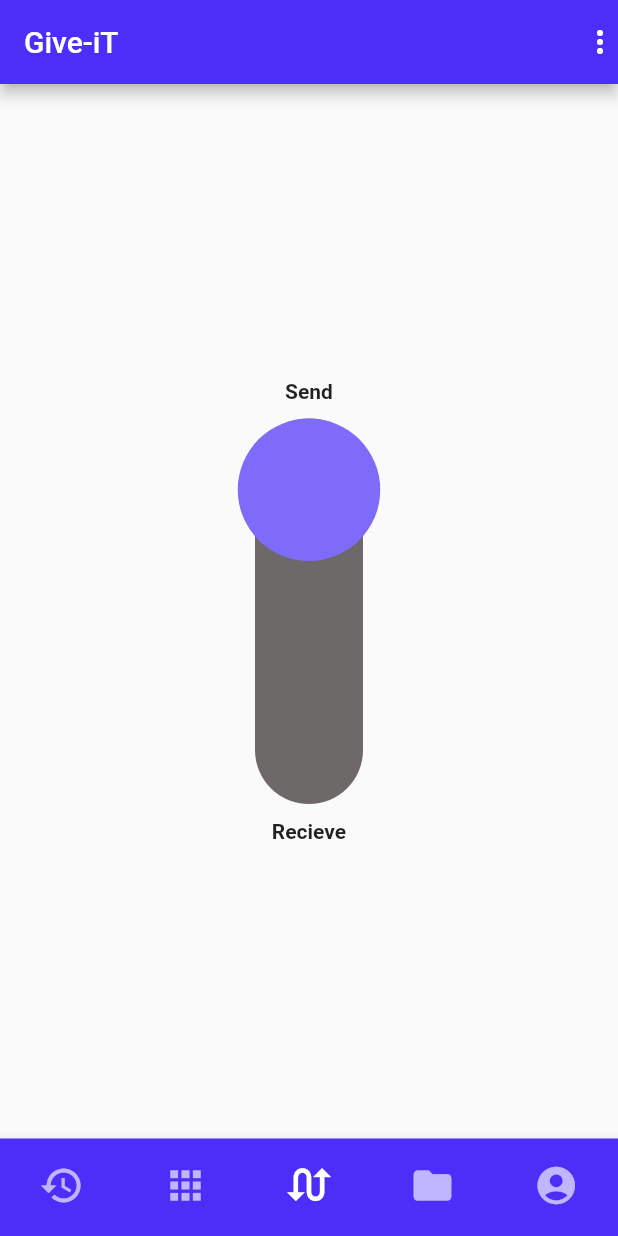
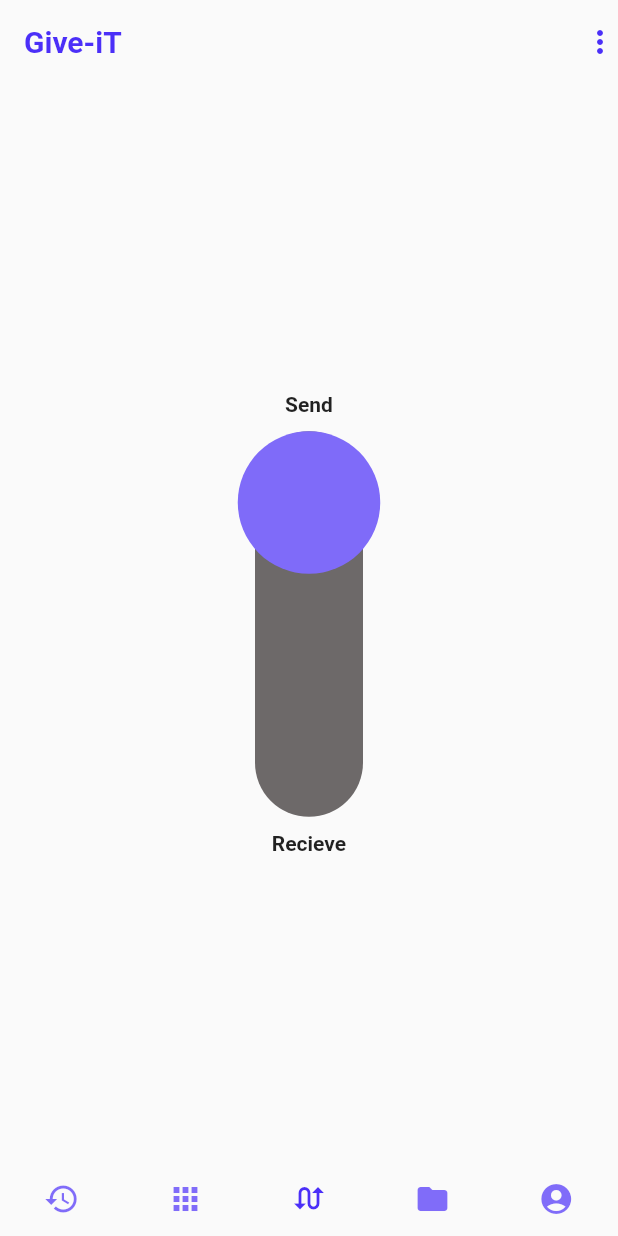
Before and after one commit to iamjithinjohnson/Give-iT, a Flutter app: the screen it shows after launch, item 3 of the bottom bar chosen, on a phone screen of 412 x 824 dp. Run offline on Flutter 3.47's test engine with Material 2 defaults, Android fonts, the phone set to English and light mode, and no system bars; our stand-ins replace get.

```diff
--- a/lib/homepage/homepage.dart
+++ b/lib/homepage/homepage.dart
@@ -1,125 +1,71 @@
 import 'package:flutter/material.dart';
-import 'package:get/get.dart';
-import 'package:get/state_manager.dart';
+import 'package:giveit/homepage/share.dart';
 import 'package:giveit/profile/profile.dart';
+import 'homepage.dart';
 
-class HomePage extends StatelessWidget {
-  final NavController navController = Get.put(NavController());
+class HomePage extends StatefulWidget {
+  const HomePage({Key key}) : super(key: key);
 
-  final List<Widget> bodycontent = [
-    Text('history'),
-    Text('apps'),
-    Share(),
-    Text('bio'),
-    Profile(),
+  @override
+  _TabState createState() => _TabState();
+}
+
+class _TabState extends State<HomePage> with TickerProviderStateMixin {
+  TabController _controller;
+
+  List<Widget> list = [
+    Tab(icon: Icon(Icons.history)),
+    Tab(icon: Icon(Icons.apps)),
+    Tab(icon: Icon(Icons.swap_calls)),
+    Tab(icon: Icon(Icons.folder)),
+    Tab(icon: Icon(Icons.account_circle)),
   ];
+
+  @override
+  void initState() {
+    super.initState();
+    // Create TabController for getting the index of current tab
+    _controller = TabController(length: list.length, vsync: this);
+  }
+
   @override
   Widget build(BuildContext context) {
     return Scaffold(
       appBar: AppBar(
-        title: Text('Give-iT'),
+        backgroundColor: Colors.transparent,
+        elevation: 0,
+        actionsIconTheme: IconThemeData(color: Color(0xFF4B2FF8)),
+        title: Text(
+          'Give-iT',
+          style:
+              TextStyle(color: Color(0xFF4B2FF8), fontWeight: FontWeight.bold),
+        ),
         actions: [Icon(Icons.more_vert)],
       ),
-      body: Obx(() => Center(
-            child: bodycontent.elementAt(navController.selectedIndex),
-          )),
-      bottomNavigationBar: Obx(
-        () => BottomNavigationBar(
-          type: BottomNavigationBarType.fixed,
-          currentIndex: navController.selectedIndex,
-          onTap: (index) => navController.selectedIndex = index,
-          //=======designs
-          backgroundColor: Color(0xFF4B2FF8),
-          selectedItemColor: Colors.white,
-          selectedIconTheme: IconThemeData(size: 35),
-          unselectedIconTheme: IconThemeData(size: 30),
-          unselectedItemColor: Colors.white.withOpacity(.65),
-          showSelectedLabels: false,
-          showUnselectedLabels: false,
-
-          items: [
-            BottomNavigationBarItem(
-              icon: Icon(Icons.history),
-              label: 'history',
-            ),
-            BottomNavigationBarItem(
-              icon: Icon(Icons.apps),
-              label: 'apps',
-            ),
-            BottomNavigationBarItem(
-              icon: Icon(Icons.swap_calls),
-              label: 'home',
-            ),
-            BottomNavigationBarItem(
-              icon: Icon(Icons.folder),
-              label: 'folder',
-            ),
-            BottomNavigationBarItem(
-              icon: Icon(Icons.account_circle),
-              label: 'info',
-            ),
-          ],
-        ),
+      bottomNavigationBar: tabbar(),
+      body: TabBarView(
+        controller: _controller,
+        children: [
+          Text('history'),
+          Text('apps'),
+          Share(),
+          Text('bio'),
+          Profile(),
+        ],
       ),
     );
   }
-}
 
-class NavController extends GetxController {
-  final _selectedIndex = 0.obs;
-  get selectedIndex => this._selectedIndex.value;
-  set selectedIndex(index) => this._selectedIndex.value = index;
-}
-
-class Share extends StatelessWidget {
-  @override
-  Widget build(BuildContext context) {
-    return Column(
-      mainAxisAlignment: MainAxisAlignment.center,
-      children: [
-        Text(
-          'Send',
-          style: TextStyle(fontWeight: FontWeight.bold),
-        ),
-        Padding(
-          padding: const EdgeInsets.only(top: 10),
-          child: CustomButton(),
-        ),
-        Padding(
-          padding: const EdgeInsets.only(top: 10),
-          child: Text(
-            'Recieve',
-            style: TextStyle(fontWeight: FontWeight.bold),
-          ),
-        ),
-      ],
+  TabBar tabbar() {
+    return TabBar(
+      indicatorColor: Colors.transparent,
+      labelColor: Color(0xFF4B2FF8),
+      onTap: (index) {
+        // Should not used it as it only called when tab options are clicked,
+        // not when user swapped
+      },
+      controller: _controller,
+      tabs: list,
     );
   }
 }
-
-class CustomButton extends StatelessWidget {
-  @override
-  Widget build(BuildContext context) {
-    return Stack(
-      children: [
-        Center(
-          child: Container(
-            height: 257,
-            width: 72,
-            decoration: BoxDecoration(
-                color: Color(0xFF6D6969),
-                borderRadius: BorderRadius.all(Radius.circular(70))),
-          ),
-        ),
-        Center(
-          child: Container(
-            height: 95,
-            width: 95,
-            decoration:
-                BoxDecoration(color: Color(0xFF7F6BF9), shape: BoxShape.circle),
-          ),
-        )
-      ],
-    );
-  }
-}
--- /dev/null
+++ b/lib/homepage/share.dart
@@ -0,0 +1,54 @@
+import 'package:flutter/material.dart';
+
+class Share extends StatelessWidget {
+  @override
+  Widget build(BuildContext context) {
+    return Column(
+      mainAxisAlignment: MainAxisAlignment.center,
+      children: [
+        Text(
+          'Send',
+          style: TextStyle(fontWeight: FontWeight.bold),
+        ),
+        Padding(
+          padding: const EdgeInsets.only(top: 10),
+          child: CustomButton(),
+        ),
+        Padding(
+          padding: const EdgeInsets.only(top: 10),
+          child: Text(
+            'Recieve',
+            style: TextStyle(fontWeight: FontWeight.bold),
+          ),
+        ),
+      ],
+    );
+  }
+}
+
+class CustomButton extends StatelessWidget {
+  @override
+  Widget build(BuildContext context) {
+    return Stack(
+      children: [
+        Center(
+          child: Container(
+            height: 257,
+            width: 72,
+            decoration: BoxDecoration(
+                color: Color(0xFF6D6969),
+                borderRadius: BorderRadius.all(Radius.circular(70))),
+          ),
+        ),
+        Center(
+          child: Container(
+            height: 95,
+            width: 95,
+            decoration:
+                BoxDecoration(color: Color(0xFF7F6BF9), shape: BoxShape.circle),
+          ),
+        )
+      ],
+    );
+  }
+}
--- a/lib/main.dart
+++ b/lib/main.dart
@@ -1,6 +1,7 @@
 import 'package:flutter/material.dart';
 import 'package:get/get.dart';
 import 'package:giveit/homepage/homepage.dart';
+import 'package:flutter/services.dart';
 
 void main() {
   runApp(MyApp());
@@ -10,11 +11,13 @@ class MyApp extends StatelessWidget {
   // This widget is the root of your application.
   @override
   Widget build(BuildContext context) {
+    SystemChrome.setSystemUIOverlayStyle(SystemUiOverlayStyle(
+      statusBarColor: Color(0xFF4B2FF8), //or set color with: Color(0xFF0000FF)
+    ));
     return MaterialApp(
       debugShowCheckedModeBanner: false,
       theme: ThemeData(
         primarySwatch: Colors.blue,
-        visualDensity: VisualDensity.adaptivePlatformDensity,
         accentColor: Color(0xFF4B2FF8),
         primaryColor: Color(0xFF4B2FF8),
       ),
--- a/lib/profile/profile.dart
+++ b/lib/profile/profile.dart
@@ -9,6 +9,7 @@ class Profile extends StatelessWidget {
         Padding(
           padding: const EdgeInsets.only(top: 20),
           child: CircleAvatar(
+            // ====== Image Profile ======
             child: Text(
               'G',
               style: TextStyle(
@@ -22,18 +23,27 @@ class Profile extends StatelessWidget {
           ),
         ),
         Padding(
-          padding: const EdgeInsets.only(top: 8.0),
-          child:
-              //RichText(
-              //     text: TextSpan(children: [
-              //   TextSpan(text: 'Give-iT'),
-              //   WidgetSpan(child: Icon(Icons.create))
-              // ]))
-              Text(
-            'Give-iT',
-            style: TextStyle(fontWeight: FontWeight.bold, fontSize: 20),
-          ),
-        )
+            padding: const EdgeInsets.only(top: 8.0),
+            child: RichText(
+                text: TextSpan(children: [
+              TextSpan(
+                text: 'Give-iT',
+                style: TextStyle(
+                    fontWeight: FontWeight.bold,
+                    fontSize: 20,
+                    color: Colors.black),
+              ),
+              WidgetSpan(
+                  child: Icon(
+                Icons.create,
+                size: 20,
+              ))
+            ]))
+            //     Text(
+            //   'Give-iT',
+            //   style: TextStyle(fontWeight: FontWeight.bold, fontSize: 20),
+            // ),
+            )
       ],
     );
   }
```
